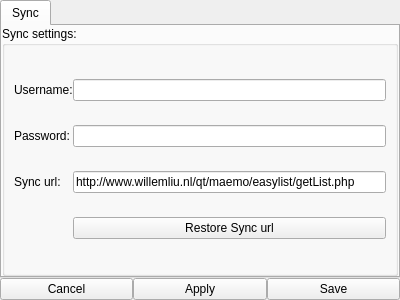
Old version of the form settingsform.ui in the repository dotblank/easylist.
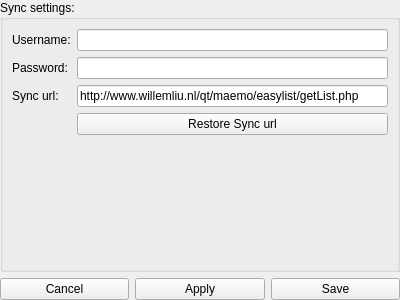
New version of the form.

```diff
--- a/settingsform.ui
+++ b/settingsform.ui
@@ -13,48 +13,20 @@
   <property name="windowTitle">
    <string>Form</string>
   </property>
-  <layout class="QVBoxLayout" name="verticalLayout_3">
-   <property name="spacing">
-    <number>0</number>
-   </property>
-   <property name="margin">
-    <number>0</number>
-   </property>
-   <item>
-    <widget class="QTabWidget" name="tabWidget">
-     <property name="currentIndex">
-      <number>0</number>
-     </property>
-     <widget class="QWidget" name="tab">
-      <attribute name="title">
-       <string>Sync</string>
-      </attribute>
-      <layout class="QVBoxLayout" name="verticalLayout">
-       <property name="spacing">
-        <number>0</number>
-       </property>
-       <property name="margin">
-        <number>0</number>
-       </property>
-       <item>
-        <layout class="QVBoxLayout" name="verticalLayout_2">
-         <property name="spacing">
-          <number>0</number>
-         </property>
-         <item>
           <layout class="QGridLayout" name="gridLayout">
-           <property name="spacing">
+   <property name="margin">
             <number>0</number>
            </property>
+   <item row="0" column="0">
+    <layout class="QVBoxLayout" name="verticalLayout">
+     <item>
+      <layout class="QGridLayout" name="gridLayout_4">
            <item row="0" column="0">
             <widget class="QGroupBox" name="groupBox">
              <property name="title">
               <string>Sync settings:</string>
              </property>
-             <layout class="QGridLayout" name="gridLayout_2">
-              <property name="spacing">
-               <number>0</number>
-              </property>
+         <layout class="QFormLayout" name="formLayout">
               <item row="0" column="0">
                <widget class="QLabel" name="label">
                 <property name="text">
@@ -73,7 +45,11 @@
                </widget>
               </item>
               <item row="1" column="1">
-               <widget class="QLineEdit" name="syncPasswordLineEdit"/>
+           <widget class="QLineEdit" name="syncPasswordLineEdit">
+            <property name="echoMode">
+             <enum>QLineEdit::Password</enum>
+            </property>
+           </widget>
               </item>
               <item row="2" column="0">
                <widget class="QLabel" name="label_3">
@@ -101,12 +77,6 @@
            </item>
           </layout>
          </item>
-        </layout>
-       </item>
-      </layout>
-     </widget>
-    </widget>
-   </item>
    <item>
     <layout class="QHBoxLayout" name="horizontalLayout">
      <item>
@@ -129,6 +99,8 @@
         <string>Save</string>
        </property>
       </widget>
+       </item>
+      </layout>
      </item>
     </layout>
    </item>
```
Lines whose indentation alone changed are shown as unchanged.
